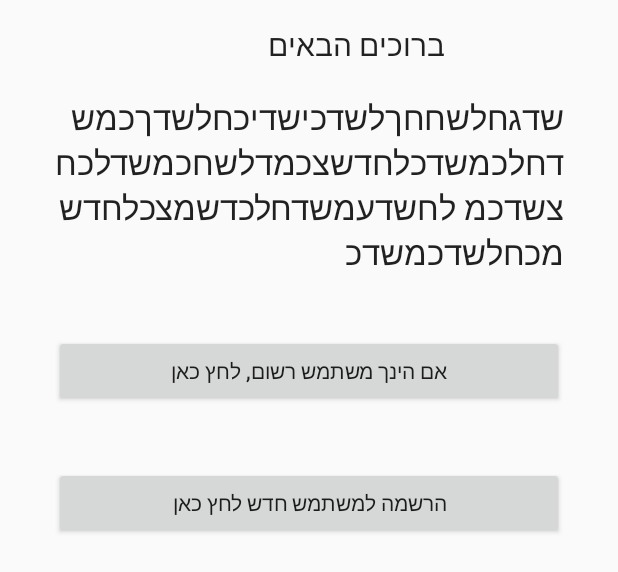
After one commit to leacohen/YADLEDOR, an Android app: the layout activity_welcome.xml on its own in the app's theme, with its tools: preview values and no code run, on a phone screen of 412 x 824 dp. The commit adds this screen. Shown: the top 572 px of the screen. Run offline under Robolectric (Android 15) with nearby library versions, the phone set to English and light mode, and no system bars.

Commit message:
created welcome page
added welcome page, with description of the application and navigation
to the register and login pages

```diff
--- /dev/null
+++ b/Android App/app/src/main/res/layout/activity_welcome.xml
@@ -0,0 +1,42 @@
+<LinearLayout xmlns:android="http://schemas.android.com/apk/res/android"
+    xmlns:tools="http://schemas.android.com/tools"
+    android:layout_width="match_parent"
+    android:layout_height="match_parent"
+    android:gravity="center_horizontal"
+    android:orientation="vertical"
+    android:paddingBottom="@dimen/activity_vertical_margin"
+    android:paddingLeft="@dimen/activity_horizontal_margin"
+    android:paddingRight="@dimen/activity_horizontal_margin"
+    android:paddingTop="@dimen/activity_vertical_margin"
+    tools:context=".com.lea.samsung.orledorapp.Activities.WelcomeActivity">
+
+    <TextView
+        android:layout_width="180dp"
+        android:layout_height="wrap_content"
+        android:text="@string/WelcomeHeader"
+        android:id="@+id/lblWelcomeHeader"
+        style="@style/TextAppearance.Widget.AppCompat.Toolbar.Title" />
+
+    <TextView
+        android:layout_width="fill_parent"
+        android:layout_height="wrap_content"
+        android:textAppearance="?android:attr/textAppearanceLarge"
+        android:text="@string/lblWelcomeDescription"
+        android:id="@+id/lblWelcomeDescription"
+        android:layout_gravity="center_horizontal"
+        android:layout_margin="20dp" />
+
+    <Button
+        android:layout_width="fill_parent"
+        android:layout_height="wrap_content"
+        android:text="@string/btnWelcomeLogin"
+        android:id="@+id/btnWelcomeLogin"
+        android:layout_margin="20dp" />
+
+    <Button
+        android:layout_width="fill_parent"
+        android:layout_height="wrap_content"
+        android:text="@string/btnWelcomeRegister"
+        android:id="@+id/btnWelcomeRegister"
+        android:layout_margin="20dp" />
+</LinearLayout>
--- a/Android App/app/src/main/res/values/strings.xml
+++ b/Android App/app/src/main/res/values/strings.xml
@@ -27,4 +27,9 @@
         <item>סרט</item>
         <item>אחר</item>
     </string-array>
+    <string name="title_activity_welcome">WelcomeActivity</string>
+    <string name="WelcomeHeader">ברוכים הבאים</string>
+    <string name="lblWelcomeDescription">שדגחלשחחךלשדכישדיכחלשדךכמשדחלכמשדכלחדשצכמדלשחכמשדלכחצשדכמ לחשדעמשדחלכדשמצכלחדשמכחלשדכמשדכ</string>
+    <string name="btnWelcomeRegister">הרשמה למשתמש חדש לחץ כאן</string>
+    <string name="btnWelcomeLogin">אם הינך משתמש רשום, לחץ כאן</string>
 </resources>
```
Also changed, not shown: Android App/app/src/main/AndroidManifest.xml (+9 -5 lines), Android App/app/src/main/java/com/lea/samsung/orledorapp/Activities/WelcomeActivity.java (added, +49 -0 lines), Android App/app/src/main/java/com/lea/samsung/orledorapp/Login/LoginActivity.java (deleted, +0 -377 lines), Android App/app/src/main/java/com/lea/samsung/orledorapp/Login/SignUpActivity.java (deleted, +0 -55 lines), Android App/app/src/main/java/com/lea/samsung/orledorapp/MainMenuActivity.java (+3 -7 lines), Android App/app/src/main/res/layout/content_welcome.xml (added, +15 -0 lines).
